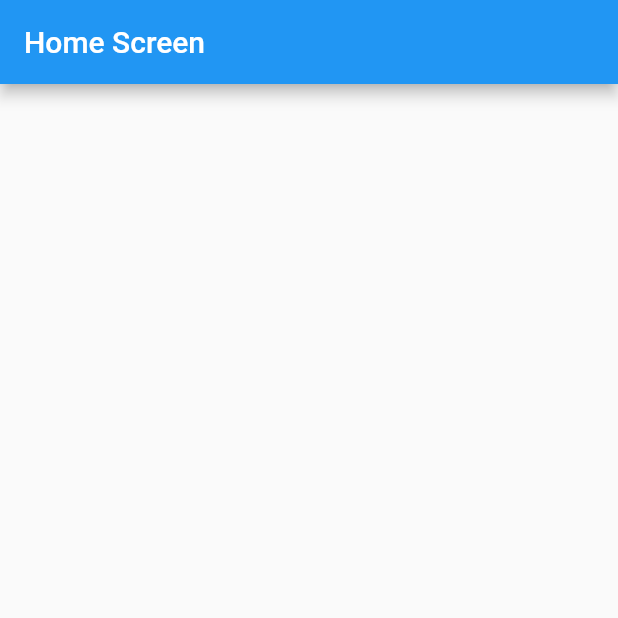
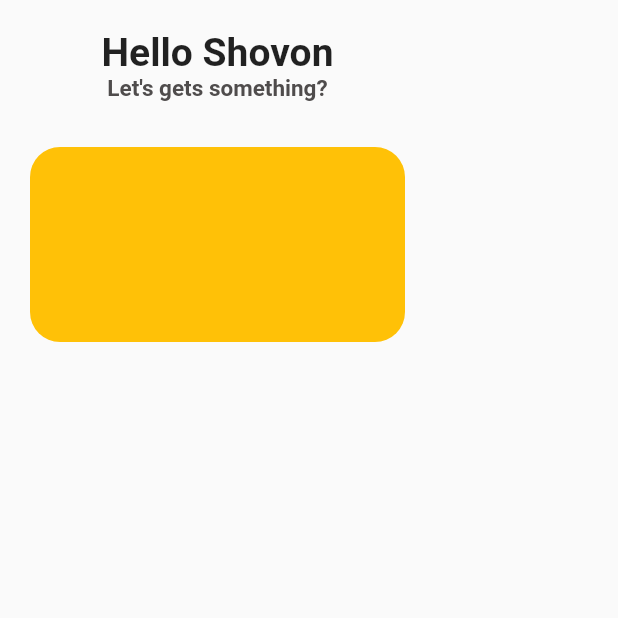
Before and after one commit to shovon2121/Flutter-Course, a Flutter app: the screen it shows after launch, on a phone screen of 412 x 824 dp, the top half of it. Run offline on Flutter 3.47's test engine with Material 2 defaults, Android fonts, the phone set to English and light mode, and no system bars.

```diff
--- a/assignment_4/lib/pages/home.dart
+++ b/assignment_4/lib/pages/home.dart
@@ -4,7 +4,42 @@ class Home extends StatelessWidget {
   @override
   Widget build(BuildContext context) {
     return Scaffold(
-      appBar: AppBar(title: Text("Home Screen"),),
+      body: SafeArea(
+        child: Padding(
+          padding: const EdgeInsets.only(
+            top: 20,
+            left: 20
+          ),
+          child: Column(
+            children: [
+              Text(
+                "Hello Shovon",
+                style: TextStyle(
+                  fontSize: 26,
+                  fontWeight: FontWeight.w700
+                ),
+              ),
+              Text(
+                "Let's gets something?",
+                style: TextStyle(
+                  fontSize: 15,
+                  fontWeight: FontWeight.w600,
+                  color: Color(0xff4f4c4c)
+                ),
+              ),
+              SizedBox(height: 30,),
+              Container(
+                height: 130,
+                width: 250,
+                decoration: BoxDecoration(
+                  color: Colors.amber,
+                  borderRadius: BorderRadius.all(Radius.circular(20))
+                ),
+              ),
+            ],
+          ),
+        ),
+      ),
     );
   }
 }
```
